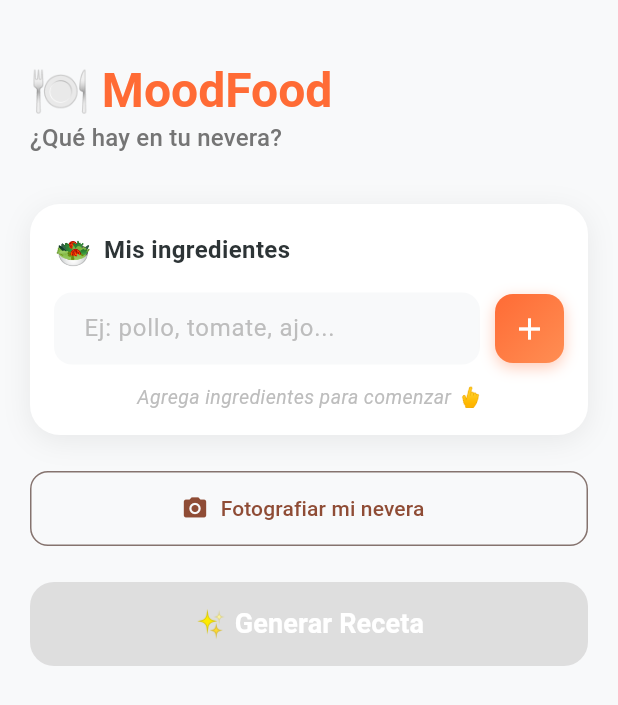
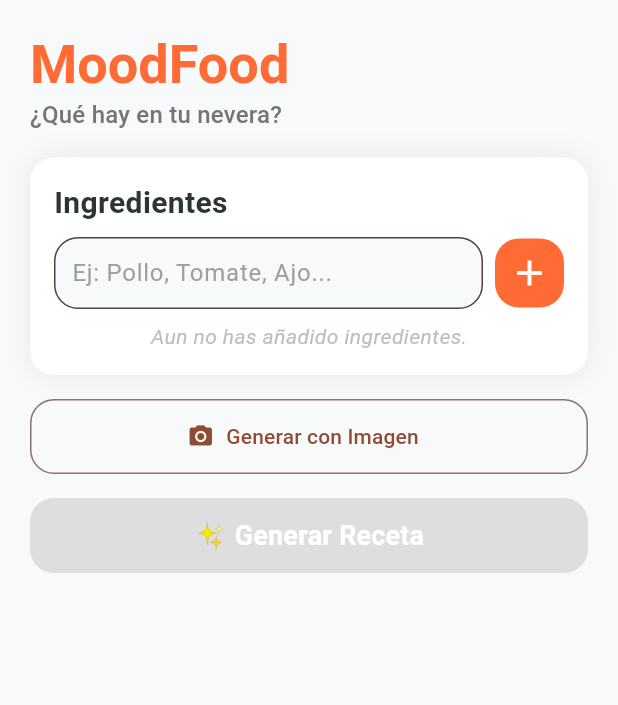
Before and after one commit to JuanPCFdev/MoodFood, a Flutter app: the screen it shows after launch, on a phone screen of 412 x 824 dp. Shown: the top 705 px of the screen. Run offline on Flutter 3.47's test engine with Material 3 defaults, Android fonts, the phone set to English and light mode, and no system bars; drawn by our look-alikes of flutter_animate; our stand-ins replace cached_network_image, camera, dio, flutter_dotenv, flutter_riverpod, freezed_annotation and 3 more.

Commit message:
solving camera error and image AI recipe generator

```diff
--- a/lib/core/constants/api_constants.dart
+++ b/lib/core/constants/api_constants.dart
@@ -9,7 +9,7 @@ class ApiConstants {
   static const String model = 'google/gemma-3-4b-it:free';
 
   // Modelo de visión para el flujo de foto
-  static const String visionModel = 'mistralai/mistral-small-3.1-24b-instruct:free';
+  static const String visionModel = 'qwen/qwen3-vl-235b-a22b-thinking';
 
   static const String chatEndpoint = '$baseUrl/chat/completions';
 }
--- a/lib/core/router/app_router.dart
+++ b/lib/core/router/app_router.dart
@@ -1,5 +1,6 @@
 import 'package:flutter_riverpod/flutter_riverpod.dart';
 import 'package:go_router/go_router.dart';
+import '../../features/home/presentation/screens/camera_screen.dart';
 import '../../features/home/presentation/screens/home_screen.dart';
 import '../../features/recipe/presentation/screens/recipe_screen.dart';
 
@@ -15,6 +16,10 @@ final appRouterProvider = Provider<GoRouter>((ref) {
         path: '/recipe',
         builder: (context, state) => const RecipeScreen(),
       ),
+      GoRoute(
+        path: '/camera',
+        builder: (context, state) => const CameraScreen(),
+      ),
     ],
   );
 });
--- a/lib/features/home/presentation/screens/home_screen.dart
+++ b/lib/features/home/presentation/screens/home_screen.dart
@@ -1,9 +1,8 @@
+import 'dart:io';
 import 'package:flutter/material.dart';
 import 'package:flutter_animate/flutter_animate.dart';
 import 'package:flutter_riverpod/flutter_riverpod.dart';
 import 'package:go_router/go_router.dart';
-import 'package:image_picker/image_picker.dart';
-import 'dart:io';
 import '../../../../core/constants/app_colors.dart';
 import '../../../recipe/presentation/providers/recipe_provider.dart';
 import '../../providers/ingredient_provider.dart';
@@ -39,7 +38,8 @@ class HomeScreen extends ConsumerWidget {
             ),
             backgroundColor: const Color(0xFF2D3436),
             behavior: SnackBarBehavior.floating,
-        shape: RoundedRectangleBorder(borderRadius: BorderRadius.circular(12)),
+            shape:
+                RoundedRectangleBorder(borderRadius: BorderRadius.circular(12)),
             margin: const EdgeInsets.all(16),
             duration: const Duration(seconds: 4),
             action: SnackBarAction(
@@ -60,15 +60,14 @@ class HomeScreen extends ConsumerWidget {
           child: Column(
             crossAxisAlignment: CrossAxisAlignment.start,
             children: [
-              // Header
-              const SizedBox(height: 20),
               Text(
-                '🍽️ MoodFood',
+                'MoodFood',
                 style: Theme.of(context).textTheme.headlineLarge?.copyWith(
                     fontWeight: FontWeight.bold,
                     color: AppColors.primary,
+                    fontSize: 36
                 ),
-              ).animate().fadeIn(duration: 600.ms).slideX(begin: -0.2),
+              ).animate().fadeIn(duration: 200.ms).slideX(begin: -0.3),
 
               Text(
                 '¿Qué hay en tu nevera?',
@@ -77,7 +76,7 @@ class HomeScreen extends ConsumerWidget {
                     ),
               ).animate().fadeIn(delay: 200.ms),
 
-              const SizedBox(height: 32),
+              const SizedBox(height: 16),
 
               // Input de ingredientes
               IngredientInputCard(
@@ -88,9 +87,9 @@ class HomeScreen extends ConsumerWidget {
                 onRemove: (index) {
                   ref.read(ingredientProvider.notifier).remove(index);
                 },
-              ).animate().fadeIn(delay: 400.ms).slideY(begin: 0.2),
+              ).animate().fadeIn(delay: 200.ms).slideY(begin: 0.2),
 
-              const SizedBox(height: 24),
+              const SizedBox(height: 16),
 
               // Botón de cámara
               _CameraButton(
@@ -98,14 +97,14 @@ class HomeScreen extends ConsumerWidget {
                 onImageSelected: (file) {
                   ref.read(recipeProvider.notifier).generateFromImage(file);
                 },
-              ).animate().fadeIn(delay: 500.ms),
+              ).animate().fadeIn(delay: 200.ms).slideX(begin:0.3),
 
-              const SizedBox(height: 24),
+              const SizedBox(height: 16),
 
               // Botón principal
               SizedBox(
                 width: double.infinity,
-                height: 56,
+                height: 50,
                 child: ElevatedButton(
                   onPressed: recipeState is RecipeLoading || ingredients.isEmpty
                       ? null
@@ -129,8 +128,10 @@ class HomeScreen extends ConsumerWidget {
                           ),
                         ),
                 ),
-              ).animate().fadeIn(delay: 600.ms).scale(begin: const Offset(0.9, 0.9)),
-
+              )
+                  .animate()
+                  .fadeIn(delay: 200.ms)
+                  .scale(begin: const Offset(0.9, 0.9)),
             ],
           ),
         ),
@@ -142,6 +143,7 @@ class HomeScreen extends ConsumerWidget {
 class _CameraButton extends StatelessWidget {
   final Function(File) onImageSelected;
   final bool isLoading;
+
   const _CameraButton({required this.onImageSelected, required this.isLoading});
 
   @override
@@ -150,23 +152,17 @@ class _CameraButton extends StatelessWidget {
       onPressed: isLoading
           ? null
           : () async {
-              final picker = ImagePicker();
-              final pickedFile = await picker.pickImage(
-                source: ImageSource.camera,
-                imageQuality: 70,
-                maxWidth: 1024,
-                maxHeight: 1024,
-              );
-              if (pickedFile != null) {
-                onImageSelected(File(pickedFile.path));
-              }
+              // Navega a la cámara in-app — sin cambio de actividad Android,
+              // sin riesgo de FlutterSurfaceView destruida al regresar.
+              final file = await context.push<File?>('/camera');
+              if (file != null) onImageSelected(file);
             },
       icon: const Icon(Icons.camera_alt),
-      label: const Text('Fotografiar mi nevera'),
+      label: const Text('Generar con Imagen'),
       style: OutlinedButton.styleFrom(
         minimumSize: const Size(double.infinity, 50),
         shape: RoundedRectangleBorder(
-          borderRadius: BorderRadius.circular(12),
+          borderRadius: BorderRadius.circular(16),
         ),
       ),
     );
--- a/lib/features/home/presentation/widgets/ingredient_input_card.dart
+++ b/lib/features/home/presentation/widgets/ingredient_input_card.dart
@@ -45,12 +45,11 @@ class _IngredientInputCardState extends State<IngredientInputCard> {
       padding: const EdgeInsets.all(16),
       decoration: BoxDecoration(
         color: Colors.white,
-        borderRadius: BorderRadius.circular(20),
+        borderRadius: BorderRadius.circular(16),
         boxShadow: [
           BoxShadow(
             color: Colors.black.withValues(alpha: 0.07),
-            blurRadius: 16,
-            offset: const Offset(0, 4),
+            blurRadius: 16
           ),
         ],
       ),
@@ -60,12 +59,10 @@ class _IngredientInputCardState extends State<IngredientInputCard> {
           // Título
           Row(
             children: [
-              const Text('🥗', style: TextStyle(fontSize: 20)),
-              const SizedBox(width: 8),
               const Text(
-                'Mis ingredientes',
+                'Ingredientes',
                 style: TextStyle(
-                  fontSize: 16,
+                  fontSize: 20,
                   fontWeight: FontWeight.bold,
                   color: AppColors.textPrimary,
                 ),
@@ -83,7 +80,7 @@ class _IngredientInputCardState extends State<IngredientInputCard> {
             ],
           ),
 
-          const SizedBox(height: 14),
+          const SizedBox(height: 8),
 
           // TextField
           Row(
@@ -95,36 +92,39 @@ class _IngredientInputCardState extends State<IngredientInputCard> {
                   textCapitalization: TextCapitalization.sentences,
                   onSubmitted: (_) => _submit(),
                   decoration: InputDecoration(
-                    hintText: 'Ej: pollo, tomate, ajo...',
-                    hintStyle: TextStyle(color: Colors.grey[400]),
+                    hintText: 'Ej: Pollo, Tomate, Ajo...',
+                    hintStyle: TextStyle(color: Colors.grey[500]),
                     filled: true,
                     fillColor: AppColors.background,
                     contentPadding: const EdgeInsets.symmetric(
-                      horizontal: 16,
+                      horizontal: 8,
                       vertical: 12,
                     ),
                     border: OutlineInputBorder(
-                      borderRadius: BorderRadius.circular(12),
-                      borderSide: BorderSide.none,
+                      borderRadius: BorderRadius.circular(16),
+                      borderSide: const BorderSide(
+                        color: AppColors.secondary,
+                        width: 1
+                      )
                     ),
                     focusedBorder: OutlineInputBorder(
-                      borderRadius: BorderRadius.circular(12),
+                      borderRadius: BorderRadius.circular(16),
                       borderSide: const BorderSide(
                         color: AppColors.primary,
-                        width: 1.5,
+                        width: 2,
                       ),
                     ),
                   ),
                 ),
               ),
-              const SizedBox(width: 10),
+              const SizedBox(width: 8),
               _AddButton(onTap: _submit),
             ],
           ),
 
           // Chips de ingredientes
           if (widget.ingredients.isNotEmpty) ...[
-            const SizedBox(height: 14),
+            const SizedBox(height: 8),
             Wrap(
               spacing: 8,
               runSpacing: 8,
@@ -134,17 +134,17 @@ class _IngredientInputCardState extends State<IngredientInputCard> {
                   onRemove: () => widget.onRemove(entry.key),
                 )
                     .animate()
-                    .fadeIn(duration: 250.ms)
+                    .fadeIn(duration: 200.ms)
                     .scale(begin: const Offset(0.8, 0.8));
               }).toList(),
             ),
           ] else ...[
-            const SizedBox(height: 12),
+            const SizedBox(height: 8),
             Center(
               child: Text(
-                'Agrega ingredientes para comenzar 👆',
+                'Aun no has añadido ingredientes.',
                 style: TextStyle(
-                  fontSize: 13,
+                  fontSize: 14,
                   color: Colors.grey[400],
                   fontStyle: FontStyle.italic,
                 ),
@@ -167,25 +167,14 @@ class _AddButton extends StatelessWidget {
     return GestureDetector(
       onTap: onTap,
       child: AnimatedContainer(
-        duration: const Duration(milliseconds: 150),
+        duration: const Duration(milliseconds: 200),
         width: 46,
         height: 46,
         decoration: BoxDecoration(
-          gradient: const LinearGradient(
-            colors: [AppColors.primary, AppColors.secondary],
-            begin: Alignment.topLeft,
-            end: Alignment.bottomRight,
-          ),
-          borderRadius: BorderRadius.circular(12),
-          boxShadow: [
-            BoxShadow(
-              color: AppColors.primary.withValues(alpha: 0.35),
-              blurRadius: 8,
-              offset: const Offset(0, 3),
-            ),
-          ],
+          color: AppColors.primary,
+          borderRadius: BorderRadius.circular(16),
         ),
-        child: const Icon(Icons.add, color: Colors.white, size: 24),
+        child: const Icon(Icons.add, color: Colors.white, size: 28),
       ),
     );
   }
--- a/pubspec.yaml
+++ b/pubspec.yaml
@@ -23,7 +23,7 @@ dependencies:
   # Cámara e imagen
   image_picker: ^1.1.2
   camera: ^0.11.0
-  flutter_image_compress: ^2.3.0   # ← agregar esta línea
+  image: ^4.2.0
 
   # Utilidades
   flutter_animate: ^4.5.0
```
Also changed, not shown: lib/core/utils/image_utils.dart (+30 -17 lines), lib/core/widgets/app_chip.dart (+8 -12 lines), lib/features/home/presentation/screens/camera_screen.dart (added, +253 -0 lines), lib/features/recipe/presentation/screens/recipe_screen.dart (+40 -34 lines), lib/features/recipe/presentation/widgets/generated_dish_image.dart (+9 -70 lines), pubspec.lock, 2 other files. Lines whose indentation alone changed are shown as unchanged.
